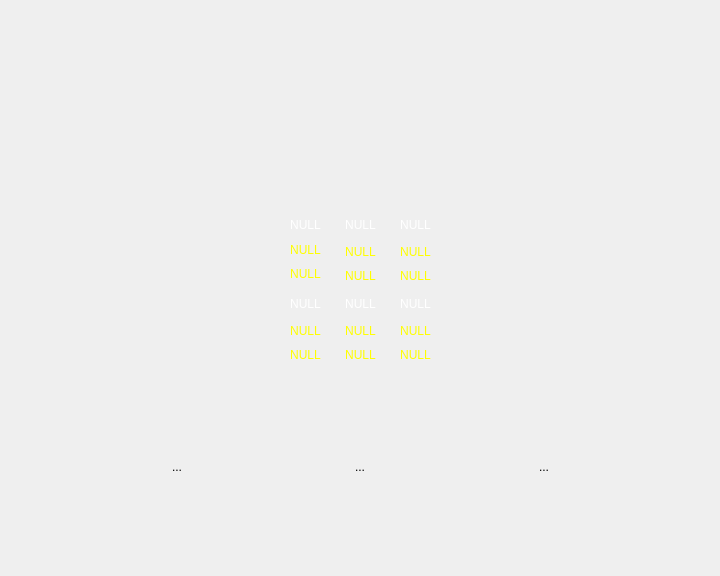
Qt form videowindow.ui (chenhuan0/intel-client) before a commit.
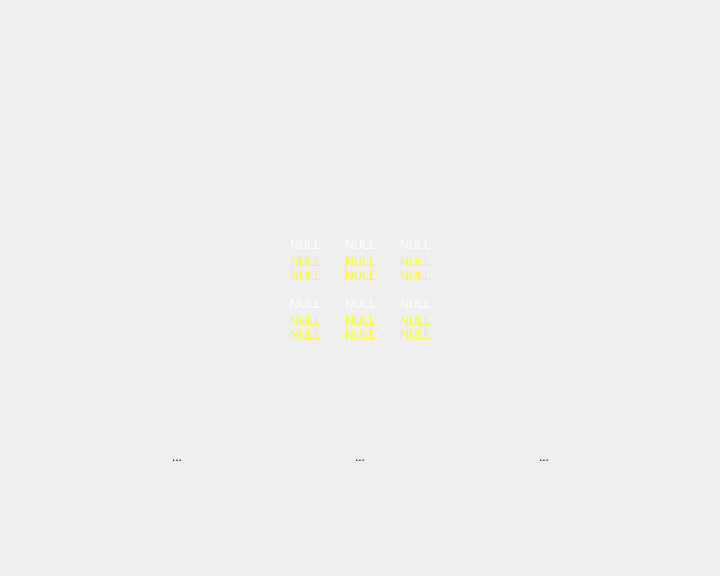
The same form after that commit. Icons and pictures are not drawn.

Commit message: 修改间距

```diff
--- a/videowindow.ui
+++ b/videowindow.ui
@@ -117,7 +117,7 @@
          <item row="0" column="0">
           <layout class="QVBoxLayout" name="verticalLayout_1">
            <property name="spacing">
-            <number>6</number>
+            <number>0</number>
            </property>
            <item>
             <widget class="QToolButton" name="video_1">
@@ -175,6 +175,9 @@
          </item>
          <item row="0" column="1">
           <layout class="QVBoxLayout" name="verticalLayout_2">
+           <property name="spacing">
+            <number>0</number>
+           </property>
            <item>
             <widget class="QToolButton" name="video_2">
              <property name="styleSheet">
@@ -231,6 +234,9 @@
          </item>
          <item row="0" column="2">
           <layout class="QVBoxLayout" name="verticalLayout_3">
+           <property name="spacing">
+            <number>0</number>
+           </property>
            <item>
             <widget class="QToolButton" name="video_3">
              <property name="styleSheet">
@@ -287,6 +293,9 @@
          </item>
          <item row="1" column="2">
           <layout class="QVBoxLayout" name="verticalLayout_6">
+           <property name="spacing">
+            <number>0</number>
+           </property>
            <item>
             <widget class="QToolButton" name="video_6">
              <property name="styleSheet">
@@ -343,6 +352,9 @@
          </item>
          <item row="1" column="0">
           <layout class="QVBoxLayout" name="verticalLayout_4">
+           <property name="spacing">
+            <number>0</number>
+           </property>
            <item>
             <widget class="QToolButton" name="video_4">
              <property name="styleSheet">
@@ -399,6 +411,9 @@
          </item>
          <item row="1" column="1">
           <layout class="QVBoxLayout" name="verticalLayout_5">
+           <property name="spacing">
+            <number>0</number>
+           </property>
            <item>
             <widget class="QToolButton" name="video_5">
              <property name="styleSheet">
```
